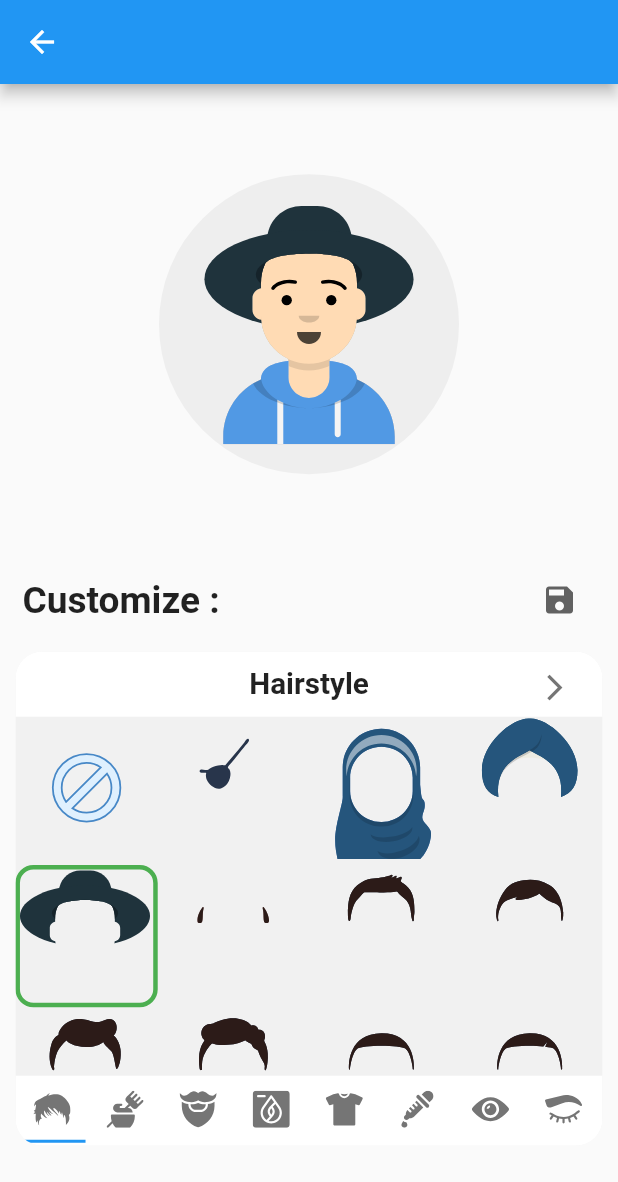
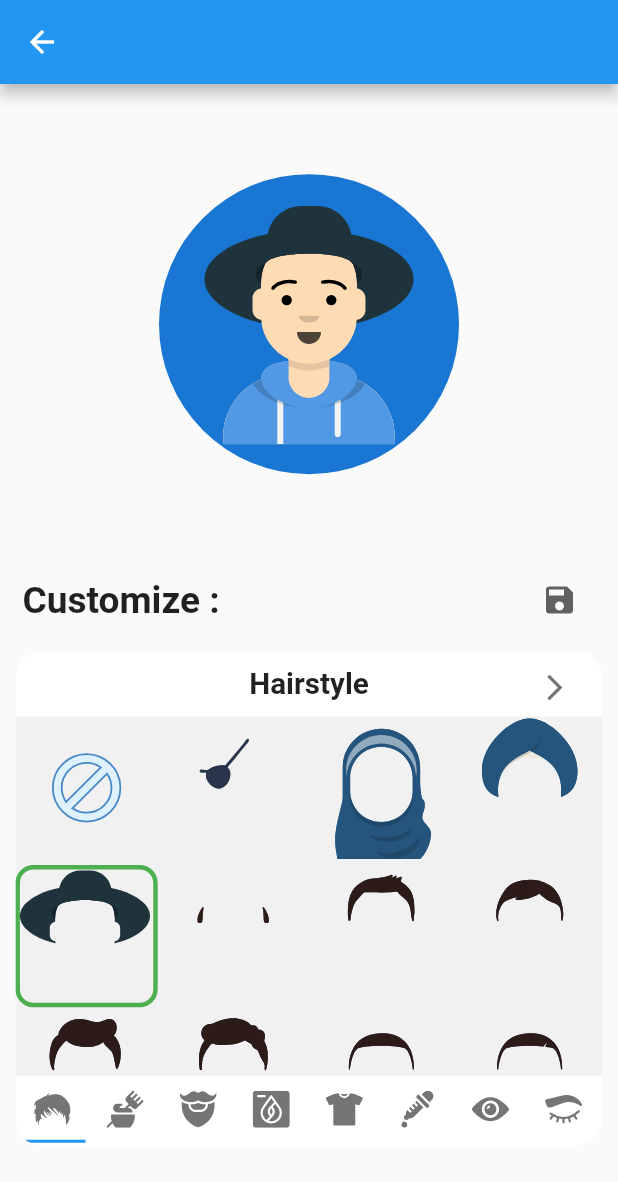
Before and after one commit to psk907/fluttermoji, a Flutter app: the NewPage screen opened directly, on a phone screen of 412 x 824 dp. Shown: the top 1182 px of the screen. Run offline on Flutter 3.47's test engine with Material 2 defaults, Android fonts, the phone set to English and light mode, and no system bars; our stand-ins replace flutter_svg, get, shared_preferences; accounts and stored records are empty.

Commit message:
Added Screenshots to README, material dark theme support to FluttermojiCircleAvatar, version bump to 0.1.1

```diff
--- a/example/lib/main.dart
+++ b/example/lib/main.dart
@@ -78,7 +78,6 @@ class NewPage extends StatelessWidget {
           mainAxisAlignment: MainAxisAlignment.spaceEvenly,
           children: <Widget>[
             FluttermojiCircleAvatar(
-              backgroundColor: Colors.grey[200],
               radius: 100,
             ),
             FluttermojiCustomizer(
--- a/lib/fluttermojiCircleAvatar.dart
+++ b/lib/fluttermojiCircleAvatar.dart
@@ -13,18 +13,21 @@ import 'fluttermojiController.dart';
 class FluttermojiCircleAvatar extends StatelessWidget {
   final double radius;
   final Color backgroundColor;
-  FluttermojiCircleAvatar(
-      {Key key, this.radius = 75.0, this.backgroundColor = Colors.blueAccent})
+  FluttermojiCircleAvatar({Key key, this.radius = 75.0, this.backgroundColor})
       : super(key: key);
 
   @override
   Widget build(BuildContext context) {
-    return Container(
-      child: CircleAvatar(
-          // radius: MediaQuery.of(context).size.width / 4.55,
+    if (backgroundColor == null)
+      CircleAvatar(radius: radius, child: buildGetX());
+    return CircleAvatar(
         radius: radius,
         backgroundColor: backgroundColor,
-          child: GetX<FluttermojiController>(
+        child: buildGetX());
+  }
+
+  GetX<FluttermojiController> buildGetX() {
+    return GetX<FluttermojiController>(
         init: FluttermojiController(),
         autoRemove: false,
         builder: (snapshot) {
@@ -39,7 +42,6 @@ class FluttermojiCircleAvatar extends StatelessWidget {
               child: CupertinoActivityIndicator(),
             ),
           );
-              })),
-    );
+        });
   }
 }
```
Also changed, not shown: pubspec.yaml (+1 -33 lines), example/pubspec.lock, 2 other files. Lines whose indentation alone changed are shown as unchanged.
